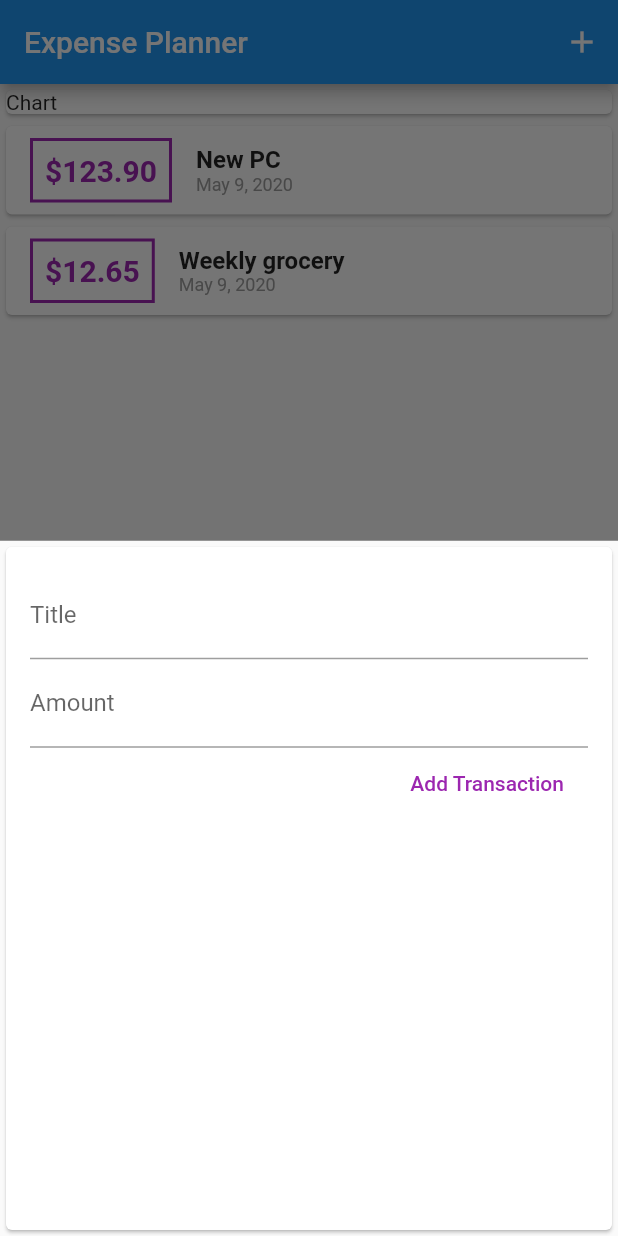
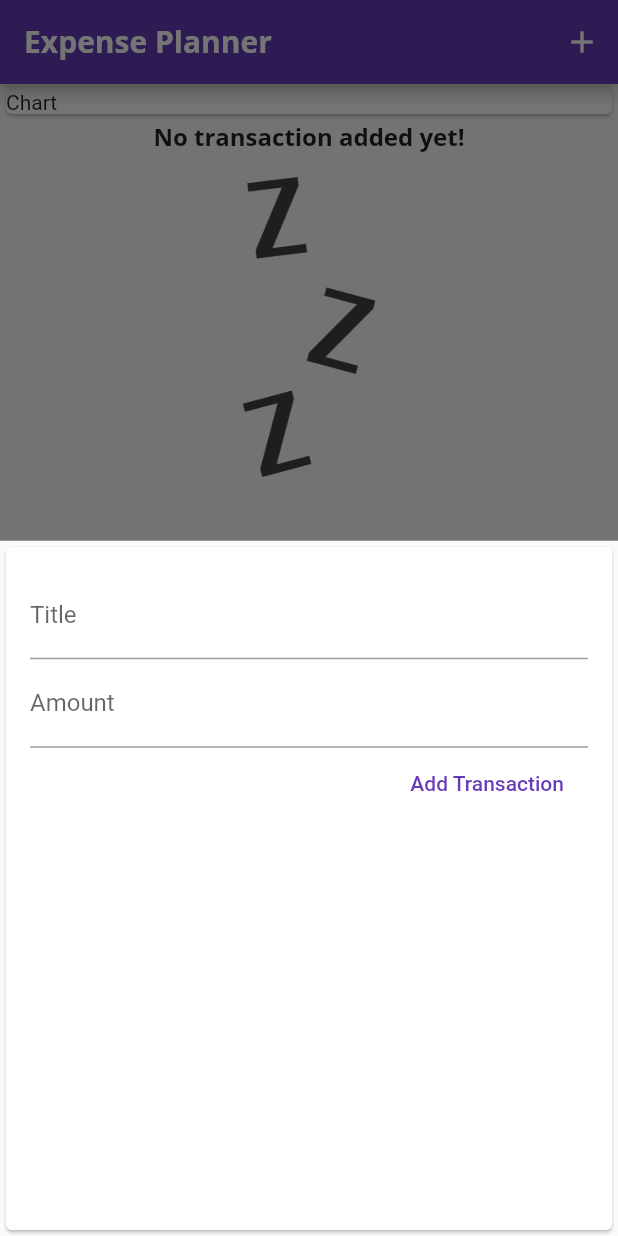
Before and after one commit to fbriansyah/expense_planner, a Flutter app: the screen it shows after launch, after a tap on the "add" icon, on a phone screen of 412 x 824 dp. Run offline on Flutter 3.47's test engine with Material 2 defaults, Android fonts, the phone set to English and light mode, and no system bars.

Commit message:
add custom theme

```diff
--- a/lib/main.dart
+++ b/lib/main.dart
@@ -11,6 +11,27 @@ class MyApp extends StatelessWidget {
   Widget build(BuildContext context) {
     return MaterialApp(
       title: 'Flutter App',
+      theme: ThemeData(
+        primarySwatch: Colors.deepPurple,
+        accentColor: Colors.green,
+        fontFamily: 'QuickSand',
+        textTheme: ThemeData.light().textTheme.copyWith(
+                headline6: TextStyle(
+                  fontFamily: 'OpenSans',
+                  fontSize: 16,
+                  fontWeight: FontWeight.bold,
+                ),
+              ),
+        appBarTheme: AppBarTheme(
+          textTheme: ThemeData.light().textTheme.copyWith(
+                headline6: TextStyle(
+                  fontFamily: 'OpenSans',
+                  fontSize: 20,
+                  fontWeight: FontWeight.bold,
+                ),
+              ),
+        ),
+      ),
       home: HomePage(),
     );
   }
@@ -23,18 +44,18 @@ class HomePage extends StatefulWidget {
 
 class _HomePageState extends State<HomePage> {
   final List<Transaction> _userTransactions = [
-    Transaction(
-      id: 'tx01',
-      title: 'New PC',
-      amount: 123.9,
-      date: DateTime.now(),
-    ),
-    Transaction(
-      id: 'tx02',
-      title: 'Weekly grocery',
-      amount: 12.65,
-      date: DateTime.now(),
-    ),
+    // Transaction(
+    //   id: 'tx01',
+    //   title: 'New PC',
+    //   amount: 123.9,
+    //   date: DateTime.now(),
+    // ),
+    // Transaction(
+    //   id: 'tx02',
+    //   title: 'Weekly grocery',
+    //   amount: 12.65,
+    //   date: DateTime.now(),
+    // ),
   ];
 
   void _addTransaction(String txTitle, double txAmount) {
--- a/lib/widgets/new_transaction.dart
+++ b/lib/widgets/new_transaction.dart
@@ -1,11 +1,17 @@
 import 'package:flutter/material.dart';
 
-class NewTransaction extends StatelessWidget {
-  final TextEditingController titleController = TextEditingController();
-  final TextEditingController amountController = TextEditingController();
+class NewTransaction extends StatefulWidget {
   final Function onAdd;
 
   NewTransaction(this.onAdd);
+
+  @override
+  _NewTransactionState createState() => _NewTransactionState();
+}
+
+class _NewTransactionState extends State<NewTransaction> {
+  final TextEditingController titleController = TextEditingController();
+  final TextEditingController amountController = TextEditingController();
 
   void addTransaction() {
     double txAmount = double.parse(amountController.text);
@@ -13,7 +19,9 @@ class NewTransaction extends StatelessWidget {
 
     if(txTitle.isEmpty || txAmount <= 0) return;
 
-    this.onAdd(txTitle, txAmount);
+    widget.onAdd(txTitle, txAmount);
+
+    Navigator.of(context).pop();
   }
 
   @override
@@ -38,7 +46,7 @@ class NewTransaction extends StatelessWidget {
             FlatButton(
               child: Text('Add Transaction'),
               onPressed: addTransaction,
-              textColor: Colors.purple,
+              textColor: Theme.of(context).primaryColor,
             )
           ],
         ),
--- a/lib/widgets/transaction_list.dart
+++ b/lib/widgets/transaction_list.dart
@@ -11,8 +11,27 @@ class TransactionList extends StatelessWidget {
   @override
   Widget build(BuildContext context) {
     return Container(
-      height: 550,
-      child: ListView.builder(
+      height: 300,
+      child: transactions.isEmpty
+          ? Column(
+              children: <Widget>[
+                Text(
+                  'No transaction added yet!',
+                  style: Theme.of(context).textTheme.headline6,
+                ),
+                SizedBox(
+                  height: 16,
+                ),
+                Container(
+                  height: 200,
+                  child: Image.asset(
+                    'assets/images/waiting.png',
+                    fit: BoxFit.cover,
+                  ),
+                ),
+              ],
+            )
+          : ListView.builder(
               itemCount: transactions.length,
               itemBuilder: (ctx, index) {
                 return Card(
@@ -26,7 +45,7 @@ class TransactionList extends StatelessWidget {
                         padding: EdgeInsets.all(8.0),
                         decoration: BoxDecoration(
                           border: Border.all(
-                      color: Colors.purple,
+                            color: Theme.of(context).primaryColor,
                             width: 2,
                           ),
                         ),
@@ -35,7 +54,7 @@ class TransactionList extends StatelessWidget {
                           style: TextStyle(
                             fontWeight: FontWeight.bold,
                             fontSize: 20,
-                      color: Colors.purple,
+                            color: Theme.of(context).primaryColor,
                           ),
                         ),
                       ),
@@ -44,13 +63,12 @@ class TransactionList extends StatelessWidget {
                         children: <Widget>[
                           Text(
                             transactions[index].title,
-                      style: TextStyle(
-                        fontSize: 16,
-                        fontWeight: FontWeight.bold,
-                      ),
+                            style: Theme.of(context).textTheme.headline6,
                           ),
                           Text(
-                      DateFormat().add_yMMMd().format(transactions[index].date),
+                            DateFormat()
+                                .add_yMMMd()
+                                .format(transactions[index].date),
                             style: TextStyle(
                               fontSize: 12,
                               color: Colors.grey,
```
Also changed, not shown: pubspec.yaml (+15 -30 lines), assets/fonts/OpenSans-Bold.ttf (added), assets/fonts/OpenSans-Regular.ttf (added), assets/fonts/Quicksand-Bold.ttf (added), assets/fonts/Quicksand-Light.ttf (added), assets/fonts/Quicksand-Medium.ttf (added), assets/fonts/Quicksand-Regular.ttf (added), assets/images/waiting.png (added). Lines whose indentation alone changed are shown as unchanged.
